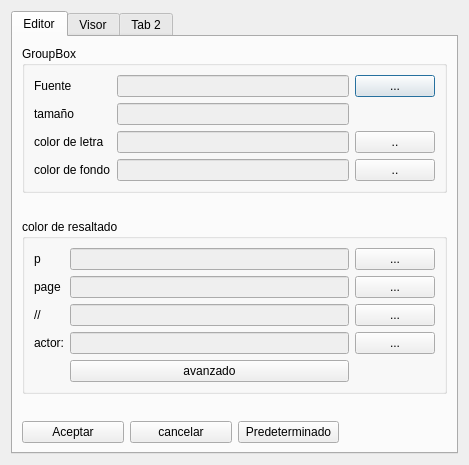
Old version of the form menri-sub/configuracion/configuraciones.ui in the repository oscarHH/menri-sub.
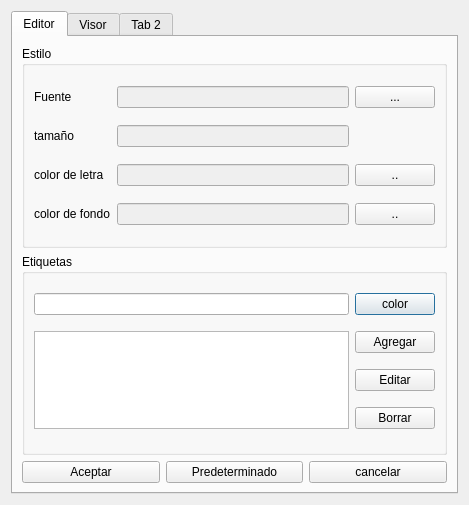
New version of the form.

Patch:
```diff
--- a/menri-sub/configuracion/configuraciones.ui
+++ b/menri-sub/configuracion/configuraciones.ui
@@ -10,7 +10,7 @@
     <x>0</x>
     <y>0</y>
     <width>469</width>
-    <height>465</height>
+    <height>505</height>
    </rect>
   </property>
   <property name="windowTitle">
@@ -30,96 +30,7 @@
        <string>Editor</string>
       </attribute>
       <layout class="QGridLayout" name="gridLayout_4">
-       <item row="0" column="0" colspan="4">
-        <widget class="QGroupBox" name="groupBox_2">
-         <property name="title">
-          <string>GroupBox</string>
-         </property>
-         <layout class="QGridLayout" name="gridLayout_2">
-          <item row="1" column="1" colspan="3">
-           <widget class="QLineEdit" name="tamanioLetra">
-            <property name="enabled">
-             <bool>false</bool>
-            </property>
-           </widget>
-          </item>
-          <item row="0" column="1" colspan="3">
-           <widget class="QLineEdit" name="txtFuente">
-            <property name="enabled">
-             <bool>false</bool>
-            </property>
-           </widget>
-          </item>
-          <item row="0" column="0">
-           <widget class="QLabel" name="label">
-            <property name="text">
-             <string>Fuente</string>
-            </property>
-           </widget>
-          </item>
-          <item row="1" column="0">
-           <widget class="QLabel" name="label_2">
-            <property name="text">
-             <string>tamaño</string>
-            </property>
-           </widget>
-          </item>
-          <item row="0" column="4">
-           <widget class="QPushButton" name="btnFuente">
-            <property name="text">
-             <string>...</string>
-            </property>
-           </widget>
-          </item>
-          <item row="3" column="4">
-           <widget class="QPushButton" name="btnColorFondo">
-            <property name="text">
-             <string>..</string>
-            </property>
-           </widget>
-          </item>
-          <item row="2" column="4">
-           <widget class="QPushButton" name="btnColor">
-            <property name="text">
-             <string>..</string>
-            </property>
-           </widget>
-          </item>
-          <item row="3" column="0">
-           <widget class="QLabel" name="label_8">
-            <property name="text">
-             <string>color de fondo</string>
-            </property>
-           </widget>
-          </item>
-          <item row="2" column="0">
-           <widget class="QLabel" name="label_7">
-            <property name="text">
-             <string>color de letra</string>
-            </property>
-           </widget>
-          </item>
-          <item row="2" column="1" colspan="3">
-           <widget class="QLineEdit" name="lineEdit_5">
-            <property name="enabled">
-             <bool>false</bool>
-            </property>
-            <property name="autoFillBackground">
-             <bool>false</bool>
-            </property>
-           </widget>
-          </item>
-          <item row="3" column="1" colspan="3">
-           <widget class="QLineEdit" name="lineEdit_6">
-            <property name="enabled">
-             <bool>false</bool>
-            </property>
-           </widget>
-          </item>
-         </layout>
-        </widget>
-       </item>
-       <item row="2" column="0" colspan="4">
+       <item row="1" column="0" colspan="3">
         <widget class="QGroupBox" name="groupBox">
          <property name="font">
           <font>
@@ -138,7 +49,7 @@
           <enum>Qt::LeftToRight</enum>
          </property>
          <property name="title">
-          <string>color de resaltado</string>
+          <string>Etiquetas</string>
          </property>
          <property name="flat">
           <bool>true</bool>
@@ -147,147 +58,153 @@
           <bool>false</bool>
          </property>
          <layout class="QGridLayout" name="gridLayout_3">
+          <item row="0" column="0">
+           <widget class="QLineEdit" name="lineEdit"/>
+          </item>
           <item row="0" column="1">
-           <widget class="QLineEdit" name="lineEdit">
-            <property name="enabled">
-             <bool>false</bool>
-            </property>
-           </widget>
-          </item>
-          <item row="0" column="2">
-           <widget class="QPushButton" name="btnColorP">
+           <widget class="QPushButton" name="pushButton_3">
             <property name="text">
-             <string>...</string>
-            </property>
-           </widget>
-          </item>
-          <item row="1" column="0">
-           <widget class="QLabel" name="label_4">
-            <property name="text">
-             <string>page</string>
+             <string>color</string>
             </property>
            </widget>
           </item>
           <item row="1" column="1">
-           <widget class="QLineEdit" name="lineEdit_2">
-            <property name="enabled">
-             <bool>false</bool>
+           <widget class="QPushButton" name="pushButton">
+            <property name="text">
+             <string>Agregar</string>
             </property>
            </widget>
           </item>
           <item row="2" column="1">
-           <widget class="QLineEdit" name="lineEdit_3">
-            <property name="enabled">
-             <bool>false</bool>
-            </property>
-           </widget>
-          </item>
-          <item row="0" column="0">
-           <widget class="QLabel" name="label_3">
+           <widget class="QPushButton" name="btnEditar">
             <property name="text">
-             <string>p</string>
-            </property>
-           </widget>
-          </item>
-          <item row="1" column="2">
-           <widget class="QPushButton" name="btnColorPage">
-            <property name="text">
-             <string>...</string>
-            </property>
-           </widget>
-          </item>
-          <item row="2" column="0">
-           <widget class="QLabel" name="label_5">
-            <property name="text">
-             <string>//</string>
-            </property>
-           </widget>
-          </item>
-          <item row="2" column="2">
-           <widget class="QPushButton" name="btnColorBarra">
-            <property name="text">
-             <string>...</string>
-            </property>
-           </widget>
-          </item>
-          <item row="3" column="2">
-           <widget class="QPushButton" name="btnColorActor">
-            <property name="text">
-             <string>...</string>
+             <string>Editar</string>
             </property>
            </widget>
           </item>
           <item row="3" column="1">
-           <widget class="QLineEdit" name="lineEdit_4">
-            <property name="enabled">
-             <bool>false</bool>
-            </property>
-           </widget>
-          </item>
-          <item row="3" column="0">
-           <widget class="QLabel" name="label_6">
+           <widget class="QPushButton" name="pushButton_2">
             <property name="text">
-             <string>actor:</string>
+             <string>Borrar</string>
             </property>
            </widget>
           </item>
-          <item row="4" column="1">
-           <widget class="QPushButton" name="pushButton">
-            <property name="text">
-             <string>avanzado</string>
-            </property>
-           </widget>
+          <item row="1" column="0" rowspan="3">
+           <widget class="QListView" name="listView"/>
           </item>
          </layout>
         </widget>
        </item>
-       <item row="4" column="0">
-        <widget class="QPushButton" name="btnAceptar">
-         <property name="text">
-          <string>Aceptar</string>
-         </property>
-        </widget>
-       </item>
-       <item row="3" column="0">
-        <spacer name="verticalSpacer_2">
-         <property name="orientation">
-          <enum>Qt::Vertical</enum>
-         </property>
-         <property name="sizeHint" stdset="0">
-          <size>
-           <width>20</width>
-           <height>40</height>
-          </size>
-         </property>
-        </spacer>
-       </item>
-       <item row="1" column="0">
-        <spacer name="verticalSpacer">
-         <property name="orientation">
-          <enum>Qt::Vertical</enum>
-         </property>
-         <property name="sizeHint" stdset="0">
-          <size>
-           <width>20</width>
-           <height>40</height>
-          </size>
-         </property>
-        </spacer>
-       </item>
-       <item row="4" column="2">
+       <item row="2" column="1">
         <widget class="QPushButton" name="btnPredeterminado">
          <property name="text">
           <string>Predeterminado</string>
          </property>
         </widget>
        </item>
-       <item row="4" column="1">
+       <item row="2" column="0">
+        <widget class="QPushButton" name="btnAceptar">
+         <property name="text">
+          <string>Aceptar</string>
+         </property>
+        </widget>
+       </item>
+       <item row="2" column="2">
         <widget class="QPushButton" name="btnCancelar">
          <property name="text">
           <string>cancelar</string>
          </property>
         </widget>
        </item>
+       <item row="0" column="0" colspan="3">
+        <widget class="QGroupBox" name="groupBox_2">
+         <property name="title">
+          <string>Estilo</string>
+         </property>
+         <layout class="QGridLayout" name="gridLayout_2">
+          <item row="2" column="0">
+           <widget class="QLabel" name="label_7">
+            <property name="text">
+             <string>color de letra</string>
+            </property>
+           </widget>
+          </item>
+          <item row="3" column="0">
+           <widget class="QLabel" name="label_8">
+            <property name="text">
+             <string>color de fondo</string>
+            </property>
+           </widget>
+          </item>
+          <item row="2" column="1" colspan="3">
+           <widget class="QLineEdit" name="lineEdit_5">
+            <property name="enabled">
+             <bool>false</bool>
+            </property>
+            <property name="autoFillBackground">
+             <bool>false</bool>
+            </property>
+           </widget>
+          </item>
+          <item row="3" column="1" colspan="3">
+           <widget class="QLineEdit" name="lineEdit_6">
+            <property name="enabled">
+             <bool>false</bool>
+            </property>
+           </widget>
+          </item>
+          <item row="0" column="1" colspan="3">
+           <widget class="QLineEdit" name="txtFuente">
+            <property name="enabled">
+             <bool>false</bool>
+            </property>
+           </widget>
+          </item>
+          <item row="1" column="1" colspan="3">
+           <widget class="QLineEdit" name="tamanioLetra">
+            <property name="enabled">
+             <bool>false</bool>
+            </property>
+           </widget>
+          </item>
+          <item row="0" column="0">
+           <widget class="QLabel" name="label">
+            <property name="text">
+             <string>Fuente</string>
+            </property>
+           </widget>
+          </item>
+          <item row="1" column="0">
+           <widget class="QLabel" name="label_2">
+            <property name="text">
+             <string>tamaño</string>
+            </property>
+           </widget>
+          </item>
+          <item row="3" column="4">
+           <widget class="QPushButton" name="btnColorFondo">
+            <property name="text">
+             <string>..</string>
+            </property>
+           </widget>
+          </item>
+          <item row="2" column="4">
+           <widget class="QPushButton" name="btnColor">
+            <property name="text">
+             <string>..</string>
+            </property>
+           </widget>
+          </item>
+          <item row="0" column="4">
+           <widget class="QPushButton" name="btnFuente">
+            <property name="text">
+             <string>...</string>
+            </property>
+           </widget>
+          </item>
+         </layout>
+        </widget>
+       </item>
       </layout>
      </widget>
      <widget class="QWidget" name="tab_3">
```
Left out of the diff: 2 changed lines with no effect on the pictures.
